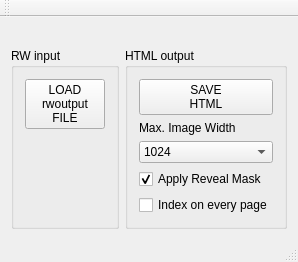
farling42/RWoutput, file mainwindow.ui: the form before one commit.
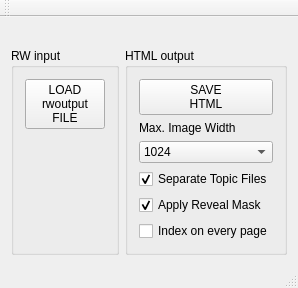
The form after the commit.

Diff of the .ui file:
```diff
--- a/mainwindow.ui
+++ b/mainwindow.ui
@@ -119,6 +119,16 @@
             </item>
            </widget>
           </item>
+          <item>
+           <widget class="QCheckBox" name="separateTopicFiles">
+            <property name="text">
+             <string>Separate Topic Files</string>
+            </property>
+            <property name="checked">
+             <bool>true</bool>
+            </property>
+           </widget>
+          </item>
           <item>
            <widget class="QCheckBox" name="revealMask">
             <property name="toolTip">
```
